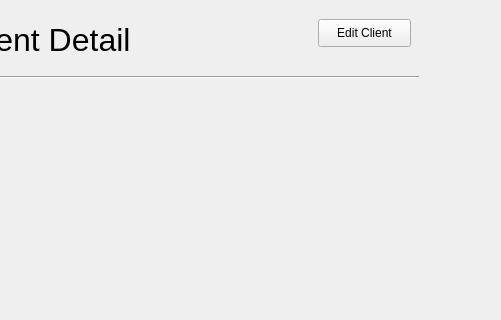
First picture: the form in app/views/main_window.ui, repository cavide-dev/dietician-client-tracker, before the edit; both pictures show x 367 to 868 and y 0 to 320 of the 868 by 694 pixel window.
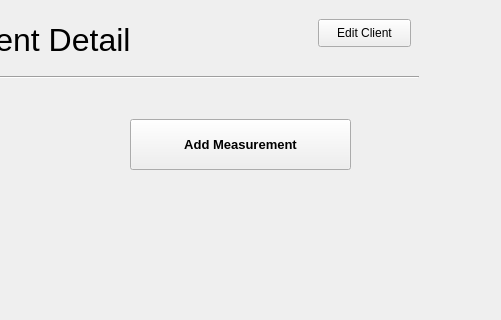
Second picture: the form after the edit.

Commit message: feat: add button to open measurement dialog for client

```diff
--- a/app/views/main_window.ui
+++ b/app/views/main_window.ui
@@ -305,6 +305,29 @@
          <string>Edit Client</string>
         </property>
        </widget>
+       <widget class="QPushButton" name="btn_add_measurement">
+        <property name="geometry">
+         <rect>
+          <x>382</x>
+          <y>110</y>
+          <width>221</width>
+          <height>51</height>
+         </rect>
+        </property>
+        <property name="font">
+         <font>
+          <pointsize>10</pointsize>
+          <weight>75</weight>
+          <bold>true</bold>
+         </font>
+        </property>
+        <property name="cursor">
+         <cursorShape>PointingHandCursor</cursorShape>
+        </property>
+        <property name="text">
+         <string>Add Measurement</string>
+        </property>
+       </widget>
       </widget>
       <widget class="QWidget" name="page_add_client">
        <widget class="QPushButton" name="btn_save">
```
Left out of the diff: 3 changed lines with no effect on the pictures. The commit also changes 1 other file.
